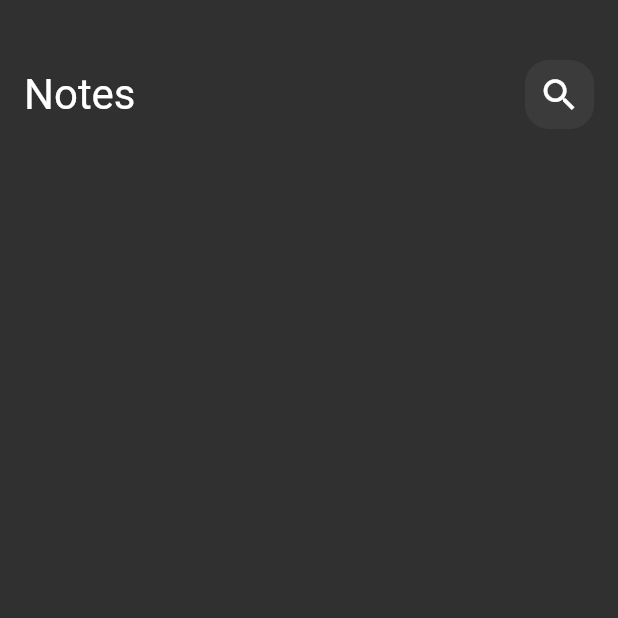
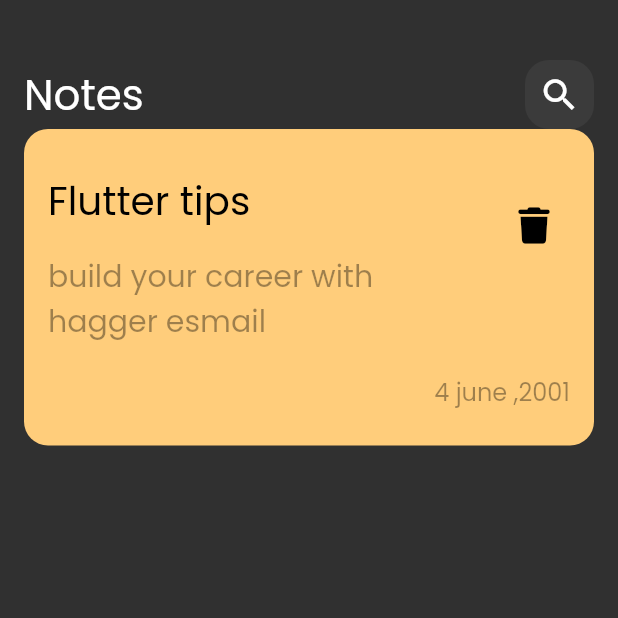
Before and after one commit to haggeresmail/notes_app, a Flutter app: the screen it shows after launch, on a phone screen of 412 x 824 dp, the top half of it. Run offline on Flutter 3.47's test engine with Material 2 defaults, Android fonts, the phone set to English and light mode, and no system bars; our stand-ins replace font_awesome_flutter.

Commit message:
create noteItem

```diff
--- a/lib/main.dart
+++ b/lib/main.dart
@@ -13,7 +13,9 @@ class NoteApp extends StatelessWidget {
   Widget build(BuildContext context) {
     return MaterialApp(
       debugShowCheckedModeBanner: false,
-      theme: ThemeData(brightness: Brightness.dark),
+      theme: ThemeData(brightness: Brightness.dark,
+      fontFamily:'Poppins',
+       ),
       home:const NotesView(),
     );
   }
--- a/lib/widgets/custom_body.dart
+++ b/lib/widgets/custom_body.dart
@@ -1,5 +1,6 @@
 import 'package:flutter/material.dart';
 import 'package:noteapp/widgets/custom_appbar.dart';
+import 'package:noteapp/widgets/custom_noteitem.dart';
 
 class custom_body extends StatelessWidget {
   const custom_body({
@@ -9,13 +10,14 @@ class custom_body extends StatelessWidget {
   @override
   Widget build(BuildContext context) {
     return Padding(
-      padding: const EdgeInsets.symmetric(horizontal:16),
-      child: const Column(
+      padding: const EdgeInsets.symmetric(horizontal: 16),
+      child: Column(
         children: [
           SizedBox(
             height: 40,
           ),
           custom_appbar(),
+          NoteItem()
         ],
       ),
     );
--- /dev/null
+++ b/lib/widgets/custom_noteitem.dart
@@ -0,0 +1,51 @@
+import 'package:flutter/material.dart';
+import 'package:font_awesome_flutter/font_awesome_flutter.dart';
+
+class NoteItem extends StatelessWidget {
+  const NoteItem({
+    super.key,
+  });
+
+  @override
+  Widget build(BuildContext context) {
+    return Container(
+      padding: const EdgeInsets.only(top: 24, bottom: 24),
+      decoration: BoxDecoration(
+        color: const Color(0xffFFCD7B),
+        borderRadius: BorderRadius.circular(16),
+      ),
+      child: Column(
+        crossAxisAlignment: CrossAxisAlignment.end,
+        children: [
+          ListTile(
+            title: Text(
+              "Flutter tips",
+              style: TextStyle(color: Colors.black, fontSize: 26),
+            ),
+            subtitle: Padding(
+              padding: const EdgeInsets.only(top: 16, bottom: 16),
+              child: Text(
+                "build your career with hagger esmail",
+                style: TextStyle(color: Colors.black38, fontSize: 20),
+              ),
+            ),
+            trailing: IconButton(
+                onPressed: () {},
+                icon: Icon(
+                  FontAwesomeIcons.trash,
+                  color: Colors.black,
+                  size: 24,
+                )),
+          ),
+          Padding(
+            padding: const EdgeInsets.only(right: 16),
+            child: Text(
+              "4 june ,2001",
+              style: TextStyle(color: Colors.black38, fontSize: 16),
+            ),
+          ),
+        ],
+      ),
+    );
+  }
+}
```
Also changed, not shown: pubspec.yaml (+8 -23 lines), assets/fonts/Poppins-Regular.ttf (added), pubspec.lock.
